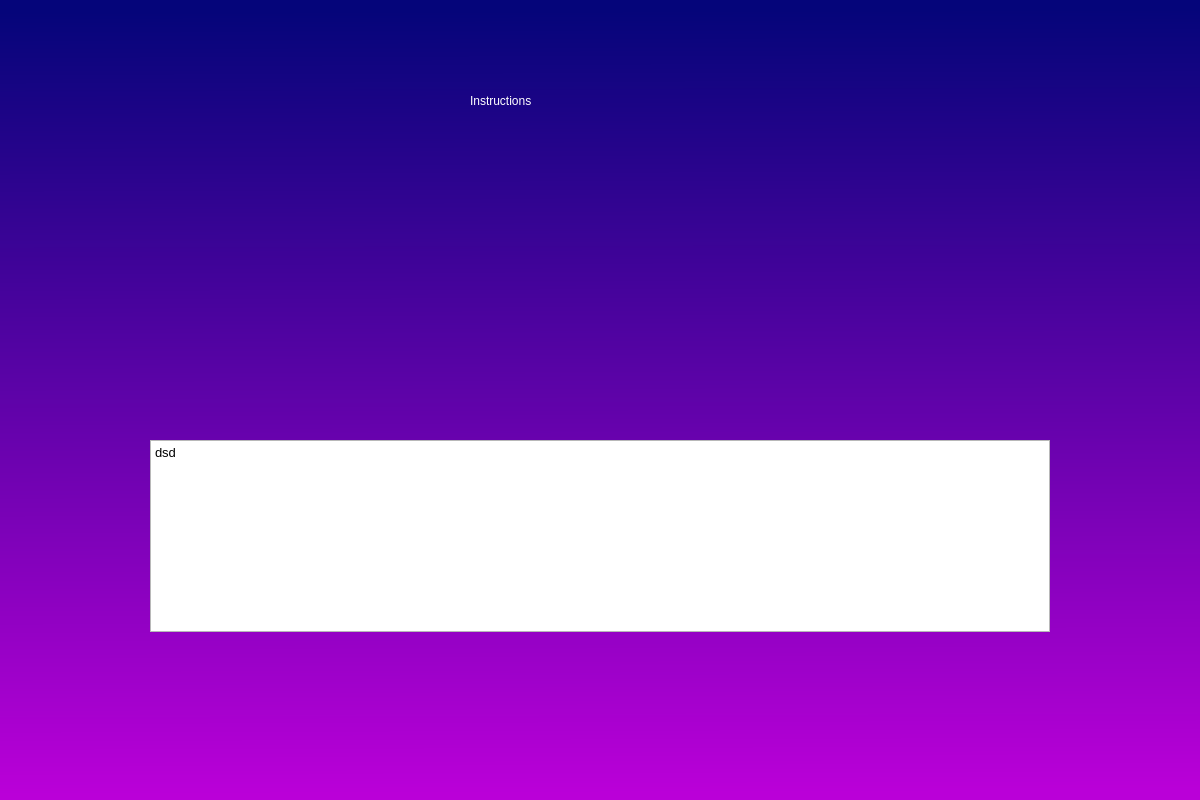
Qt form ui/instructions.ui (AlonIvshin/AutomaticGymTrainer) before a commit.
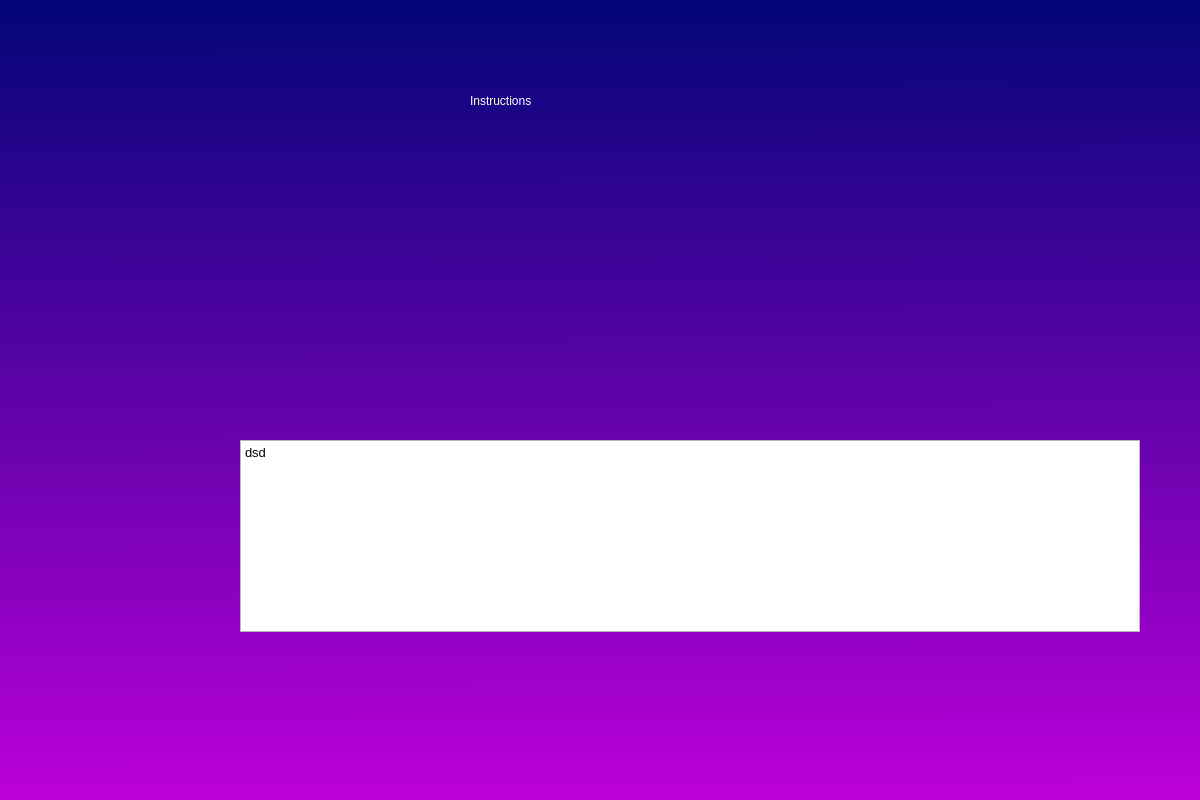
The same form after that commit.

The edit to the form file:
```diff
--- a/ui/instructions.ui
+++ b/ui/instructions.ui
@@ -27,7 +27,7 @@
      <rect>
       <x>470</x>
       <y>60</y>
-      <width>450</width>
+      <width>261</width>
       <height>81</height>
      </rect>
     </property>
@@ -41,7 +41,7 @@
    <widget class="QWidget" name="horizontalLayoutWidget">
     <property name="geometry">
      <rect>
-      <x>410</x>
+      <x>430</x>
       <y>180</y>
       <width>361</width>
       <height>231</height>
@@ -52,7 +52,7 @@
    <widget class="QTextBrowser" name="lbl_txt">
     <property name="geometry">
      <rect>
-      <x>150</x>
+      <x>240</x>
       <y>440</y>
       <width>900</width>
       <height>192</height>
```
